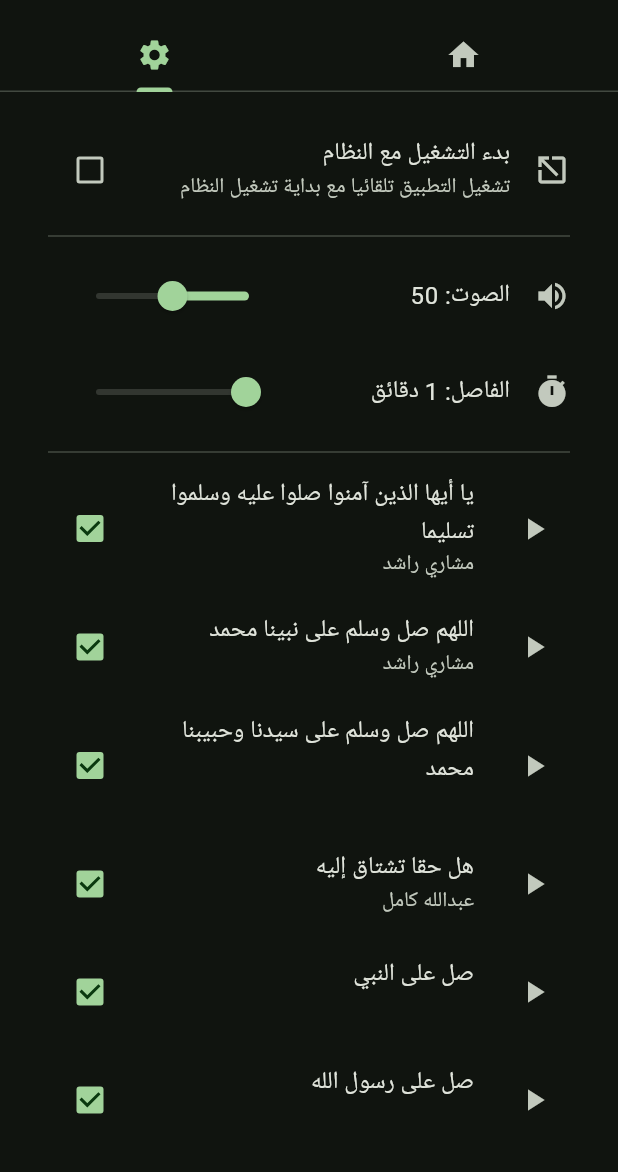
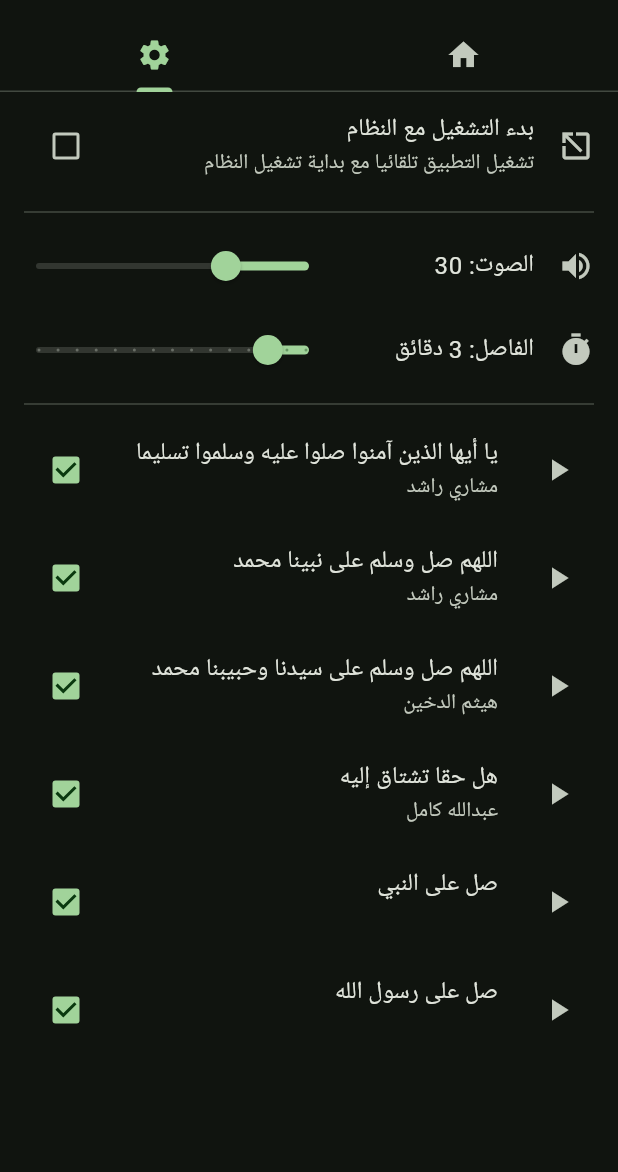
Before and after one commit to muslimpack/habib_reminder, a Flutter app: the screen it shows after launch, tab 2 chosen, on a phone screen of 412 x 824 dp, the part 64-1236 px from its top. Run offline on Flutter 3.47's test engine with Material 3 defaults, Android fonts, the phone set to English and light mode, and no system bars; our stand-ins replace audioplayers, bloc, equatable, flutter_bloc, get_it, get_storage and 1 more; missing offline and left inert: launch_at_startup, system_tray, window_manager.

Commit message:
Refactor audio list storage and UI, update settings
Refactored audio list storage to use a map of audio IDs to play states for improved efficiency. Added mappers in audio_model.dart, updated SettingsRepo to use the new storage format, and adjusted HabibCubit to load play states accordingly. Introduced AudioListView for animated audio list display and integrated it into settings_view.dart. Also updated default global volume and interval values, and made minor UI improvements to desktop window buttons and settings sliders. Updated author for one audio entry and replaced the app icon.

```diff
--- a/habib_reminder/lib/src/features/home/data/data_source/audio_dummy_list.dart
+++ b/habib_reminder/lib/src/features/home/data/data_source/audio_dummy_list.dart
@@ -17,7 +17,7 @@ final List<AudioModel> audioDummyList = [
   AudioModel(
     id: 4,
     name: 'اللهم صل وسلم على سيدنا وحبيبنا محمد',
-    author: '',
+    author: 'هيثم الدخين',
     path: '06.mp3',
     volume: .7,
   ),
--- a/habib_reminder/lib/src/features/home/data/repository/settings_repo.dart
+++ b/habib_reminder/lib/src/features/home/data/repository/settings_repo.dart
@@ -20,7 +20,7 @@ class SettingsRepo {
 
   // Load global volume
   double loadGlobalVolume() {
-    return box.read(_globalVolumeKey) ?? 0.5;
+    return box.read(_globalVolumeKey) ?? 0.3;
   }
 
   // Save audio interval in minutes
@@ -30,7 +30,7 @@ class SettingsRepo {
 
   // Load audio interval in minutes
   int loadAudioIntervalInMinutes() {
-    return box.read(_audioIntervalInMinutesKey) ?? 1;
+    return box.read(_audioIntervalInMinutesKey) ?? 3;
   }
 
   // Save running state
@@ -45,18 +45,15 @@ class SettingsRepo {
 
   // Save audio list
   Future<void> saveAudioList(List<AudioModel> audioList) async {
-    final audioListData = audioList.map((audio) => audio.toMap()).toList();
-    await box.write(_audioListKey, audioListData);
+    final mapped = mapAudioListToMap(audioList);
+    await box.write(_audioListKey, mapped);
   }
 
   // Load audio list
-  List<AudioModel> loadAudioList() {
-    final audioListData = box.read(_audioListKey) as List<dynamic>?;
-    if (audioListData == null) return [];
-
-    return audioListData
-        .map((data) => AudioModel.fromMap(data as Map<String, dynamic>))
-        .toList();
+  Map<int, bool> loadAudio() {
+    final data = box.read<Map>(_audioListKey);
+    if (data == null) return {};
+    return mapAudioToMap(data);
   }
 
   // Save launch minimized state
--- /dev/null
+++ b/habib_reminder/lib/src/features/home/presentation/components/audio_list_view.dart
@@ -0,0 +1,49 @@
+// ignore_for_file: public_member_api_docs, sort_constructors_first
+
+import 'package:flutter/material.dart';
+import 'package:habib_reminder/src/features/home/data/models/audio_model.dart';
+import 'package:habib_reminder/src/features/home/presentation/components/audio_list_tile.dart';
+
+class AudioListView extends StatefulWidget {
+  final List<AudioModel> audioList;
+  const AudioListView({super.key, required this.audioList});
+
+  @override
+  State<AudioListView> createState() => _AudioListViewState();
+}
+
+class _AudioListViewState extends State<AudioListView> {
+  final GlobalKey<SliverAnimatedListState> _listKey = GlobalKey();
+
+  @override
+  void initState() {
+    super.initState();
+    // Animate initial items
+    WidgetsBinding.instance.addPostFrameCallback((_) {
+      for (int i = 0; i < widget.audioList.length; i++) {
+        Future.delayed(Duration(milliseconds: 100 * i), () {
+          _listKey.currentState?.insertItem(i);
+        });
+      }
+    });
+  }
+
+  @override
+  Widget build(BuildContext context) {
+    return CustomScrollView(
+      slivers: [
+        SliverAnimatedList(
+          key: _listKey,
+          initialItemCount: 0,
+          itemBuilder: (context, index, animation) {
+            final item = widget.audioList[index];
+            return SizeTransition(
+              sizeFactor: animation,
+              child: AudioListTile(item: item),
+            );
+          },
+        ),
+      ],
+    );
+  }
+}
--- a/habib_reminder/lib/src/features/home/presentation/screens/settings_view.dart
+++ b/habib_reminder/lib/src/features/home/presentation/screens/settings_view.dart
@@ -1,7 +1,8 @@
+// ignore_for_file: public_member_api_docs, sort_constructors_first
 import 'package:flutter/material.dart';
 import 'package:flutter_bloc/flutter_bloc.dart';
 import 'package:habib_reminder/src/core/extension/extension_platform.dart';
-import 'package:habib_reminder/src/features/home/presentation/components/audio_list_tile.dart';
+import 'package:habib_reminder/src/features/home/presentation/components/audio_list_view.dart';
 import 'package:habib_reminder/src/features/home/presentation/controller/cubit/habib_cubit.dart';
 
 class SettingsView extends StatefulWidget {
@@ -19,9 +20,7 @@ class _SettingsViewState extends State<SettingsView> {
         if (state is! HabibLoadedState) {
           return const Center(child: CircularProgressIndicator());
         }
-        return Padding(
-          padding: EdgeInsetsGeometry.all(16),
-          child: CustomScrollView(
+        return CustomScrollView(
           slivers: [
             SliverToBoxAdapter(
               child: CheckboxListTile(
@@ -62,6 +61,7 @@ class _SettingsViewState extends State<SettingsView> {
                     ),
                     Expanded(
                       child: Slider(
+                        padding: EdgeInsets.zero,
                         value: state.globalVolume * 100,
                         min: 0,
                         max: 100,
@@ -91,10 +91,11 @@ class _SettingsViewState extends State<SettingsView> {
                     ),
                     Expanded(
                       child: Slider(
+                        padding: EdgeInsets.zero,
                         value: state.audioIntervalInMinutes.toDouble(),
                         min: 1,
-                          max: 60,
-                          divisions: 59,
+                        max: 15,
+                        divisions: 14,
                         label: state.audioIntervalInMinutes.toString(),
                         onChanged: (value) {
                           context.read<HabibCubit>().changeInterval(
@@ -111,18 +112,10 @@ class _SettingsViewState extends State<SettingsView> {
               padding: EdgeInsetsGeometry.symmetric(horizontal: 16),
               sliver: SliverToBoxAdapter(child: Divider()),
             ),
-              SliverAnimatedList(
-                initialItemCount: state.audioList.length,
-                itemBuilder: (context, index, animation) {
-                  final item = state.audioList[index];
-                  return FadeTransition(
-                    opacity: animation,
-                    child: AudioListTile(item: item),
-                  );
-                },
+            SliverFillRemaining(
+              child: AudioListView(audioList: state.audioList),
             ),
           ],
-          ),
         );
       },
     );
```
Also changed, not shown: habib_reminder/lib/src/features/desktop_ui/presentation/components/desktop_window_button.dart (+18 -6 lines), habib_reminder/lib/src/features/home/data/models/audio_model.dart (+11 -0 lines), habib_reminder/lib/src/features/home/presentation/controller/cubit/habib_cubit.dart (+5 -4 lines), 1 other file. Lines whose indentation alone changed are shown as unchanged.
